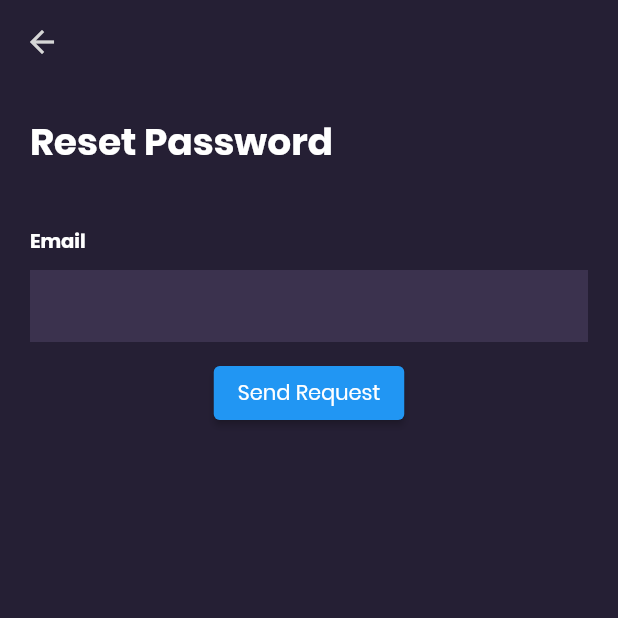
After one commit to Kinjal-Gajjar/authentication, a Flutter app: the screen it shows after launch, after a tap on "Forgot Password?", on a phone screen of 412 x 824 dp, the top half of it. The commit adds this screen. Run offline on Flutter 3.47's test engine with Material 2 defaults, Android fonts, the phone set to English and light mode, and no system bars; our stand-ins replace cloud_firestore, confetti, firebase_auth, firebase_core, flutter_svg, modal_progress_hud_nsn; accounts and stored records are empty; network calls fail.

Commit message:
reset password

```diff
--- a/lib/login.dart
+++ b/lib/login.dart
@@ -178,10 +178,15 @@ class _LoginScreenState extends State<LoginScreen> {
                 },
                 child: const Text('Login'),
               )),
-              const Center(
-                child: Text(
-                  'Forgot Password?',
-                  style: TextStyle(color: Color(0xff14DAE2)),
+              Center(
+                child: TextButton(
+                  onPressed: () {
+                    Navigator.pushNamed(context, '/reset');
+                  },
+                  child: Text(
+                    'Forgot Password?',
+                    style: TextStyle(color: Color(0xff14DAE2)),
+                  ),
                 ),
               ),
               SizedBox(
--- a/lib/main.dart
+++ b/lib/main.dart
@@ -1,5 +1,6 @@
 import 'package:authentication/create_account.dart';
 import 'package:authentication/login.dart';
+import 'package:authentication/reset.dart';
 import 'package:authentication/signin_with_phone.dart';
 import 'package:authentication/success.dart';
 import 'package:firebase_core/firebase_core.dart';
@@ -30,6 +31,7 @@ class MyApp extends StatelessWidget {
         '/second': ((context) => const CreateAccount()),
         '/success': ((context) => const SuccesScrren()),
         '/phone': ((context) => SignWithPhone()),
+        '/reset': ((context) => RestPassword()),
       },
     );
   }
--- /dev/null
+++ b/lib/reset.dart
@@ -0,0 +1,97 @@
+import 'package:firebase_auth/firebase_auth.dart';
+import 'package:flutter/material.dart';
+
+import 'backbutton.dart';
+
+class RestPassword extends StatefulWidget {
+  const RestPassword({Key? key}) : super(key: key);
+
+  @override
+  State<RestPassword> createState() => _RestPasswordState();
+}
+
+class _RestPasswordState extends State<RestPassword> {
+  late String email;
+
+  @override
+  Widget build(BuildContext context) {
+    return Scaffold(
+      backgroundColor: const Color(0xff251f34),
+      resizeToAvoidBottomInset: true,
+      appBar: AppBar(
+        elevation: 0,
+        leading: backButton(context),
+        backgroundColor: const Color(0xff251f34),
+      ),
+      body: Container(
+        child: Column(
+            mainAxisAlignment: MainAxisAlignment.start,
+            crossAxisAlignment: CrossAxisAlignment.start,
+            children: [
+              const Padding(
+                padding: EdgeInsets.fromLTRB(20, 20, 20, 8),
+                child: Text(
+                  'Reset Password',
+                  style: TextStyle(
+                      color: Colors.white,
+                      fontWeight: FontWeight.w600,
+                      fontSize: 25),
+                ),
+              ),
+              SizedBox(
+                height: 30,
+              ),
+              Padding(
+                padding: const EdgeInsets.symmetric(horizontal: 20),
+                child: Text(
+                  'Email',
+                  style: TextStyle(
+                      color: Colors.white,
+                      fontWeight: FontWeight.w600,
+                      fontSize: 13),
+                ),
+              ),
+              SizedBox(
+                height: 10,
+              ),
+              Padding(
+                padding: const EdgeInsets.symmetric(horizontal: 20),
+                child: TextField(
+                  style: const TextStyle(
+                    color: Colors.white,
+                    fontWeight: FontWeight.w400,
+                  ),
+                  keyboardType: TextInputType.emailAddress,
+                  cursorColor: Colors.white,
+                  decoration: InputDecoration(
+                      border: InputBorder.none,
+                      fillColor: const Color(0xff3B324E),
+                      filled: true,
+                      focusedBorder: const OutlineInputBorder(
+                        borderSide:
+                            BorderSide(color: Color(0xff14dae2), width: 2.0),
+                        borderRadius: BorderRadius.all(Radius.circular(20.0)),
+                      )),
+                  onChanged: (value) {
+                    setState(() {
+                      email = value;
+                    });
+                  },
+                ),
+              ),
+              SizedBox(
+                height: 10,
+              ),
+              Center(
+                  child: ElevatedButton(
+                      onPressed: () async {
+                        await FirebaseAuth.instance
+                            .sendPasswordResetEmail(email: email)
+                            .then((value) => Navigator.of(context).pop());
+                      },
+                      child: Text('Send Request')))
+            ]),
+      ),
+    );
+  }
+}
```
